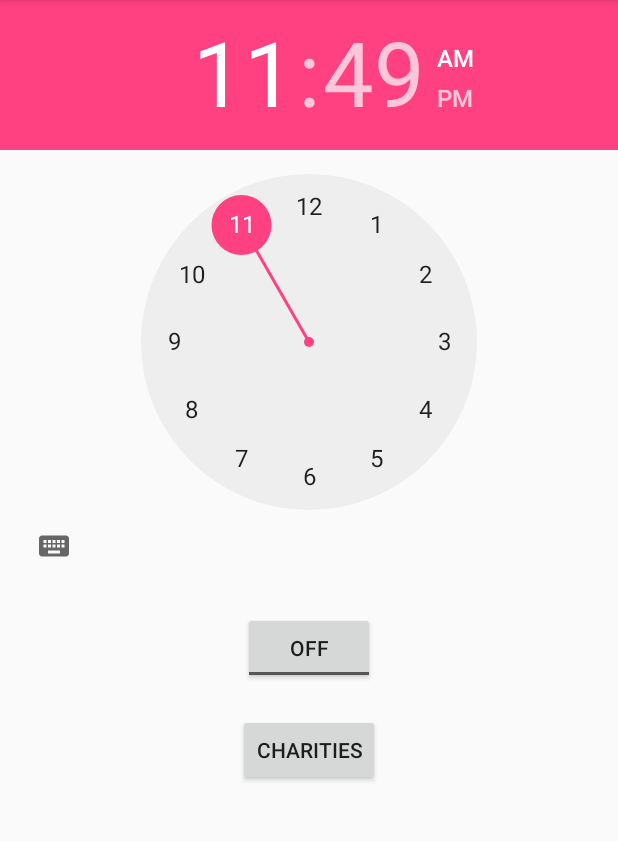
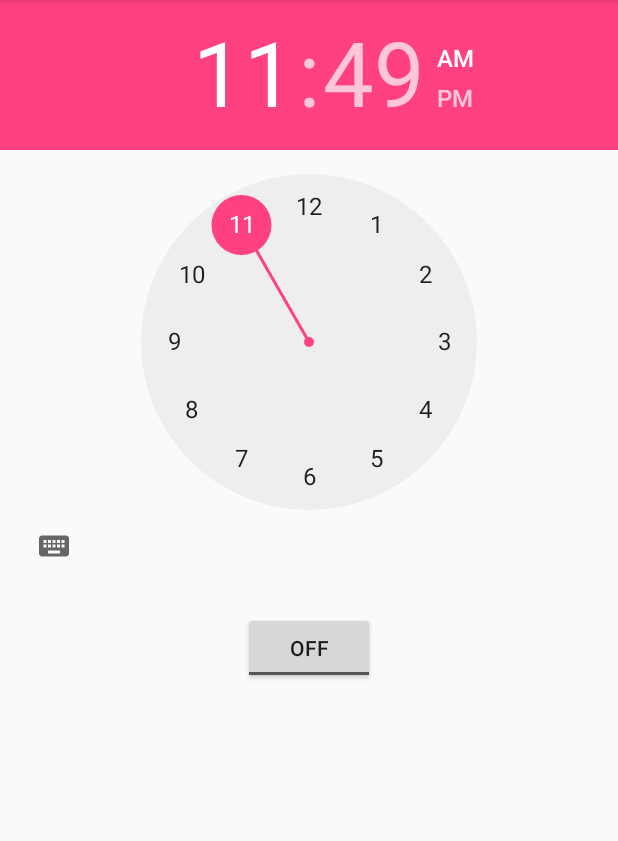
Before and after one commit to thxu93/CharityBell, an Android app: the screen it shows after launch (AlarmActivity), on a phone screen of 412 x 824 dp, the part 84-925 px from its top. Run offline under Robolectric (Android 15) with nearby library versions, the phone set to English and light mode, and no system bars.

Commit message:
finally on git

```diff
--- a/app/src/main/AndroidManifest.xml
+++ b/app/src/main/AndroidManifest.xml
@@ -18,7 +18,6 @@
 
         <receiver android:name=".AlarmReceiverActivity"></receiver>
 
-        <activity android:name=".CharityActivity"></activity>
     </application>
 
 </manifest>
--- a/app/src/main/res/layout/activity_alarm.xml
+++ b/app/src/main/res/layout/activity_alarm.xml
@@ -19,13 +19,5 @@
         android:checked="false"
         android:onClick="OnToggleClicked" />
 
-    <Button
-        android:id="@+id/listOfCharities"
-        android:layout_width="wrap_content"
-        android:layout_height="wrap_content"
-        android:layout_gravity="center"
-        android:layout_margin="0dp"
-        android:text="Charities" />
-
 
 </LinearLayout>
```
Also changed, not shown: app/src/main/java/edu/tacoma/uw/xut/charitybell/CharityActivity.java (deleted, +0 -13 lines), app/src/main/res/layout/activity_charity.xml (deleted, +0 -9 lines), 31 other files.
